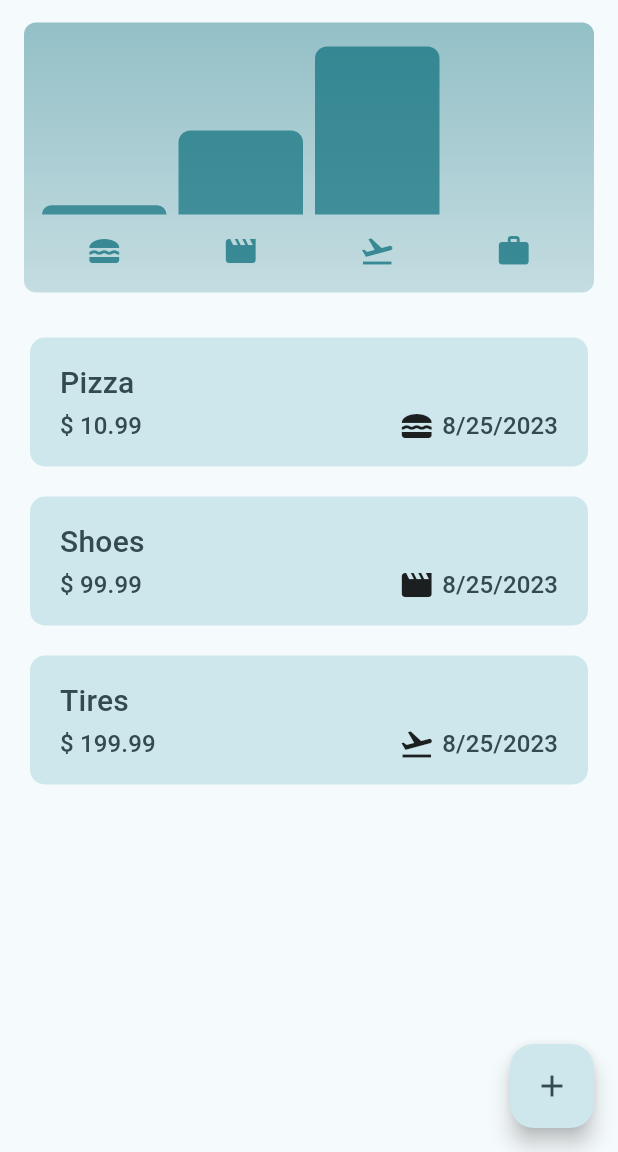
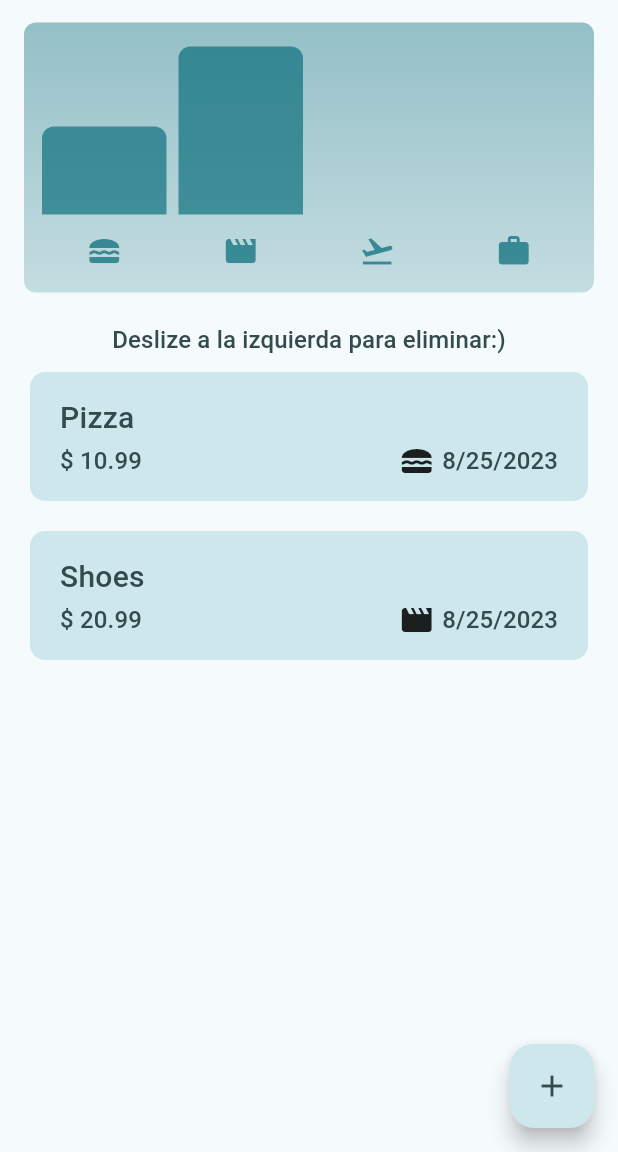
Before and after one commit to gasteac/gastracker, a Flutter app: the screen it shows after launch, on a phone screen of 412 x 824 dp, the part 84-1236 px from its top. Run offline on Flutter 3.47's test engine with Material 3 defaults, Android fonts, the phone set to English and light mode, and no system bars; our stand-ins replace google_fonts.

Commit message:
minor fixes

```diff
--- a/lib/widgets/expenses.dart
+++ b/lib/widgets/expenses.dart
@@ -21,16 +21,11 @@ class _ExpensesState extends State<Expenses> {
     ),
     Expense(
       title: 'Shoes',
-      amount: 99.99,
+      amount: 20.99,
       date: DateTime.now(),
       category: Category.leisure,
     ),
-    Expense(
-      title: 'Tires',
-      amount: 199.99,
-      date: DateTime.now(),
-      category: Category.travel,
-    ),
+
   ];
 
   void _openAddExpenseModal() {
@@ -94,7 +89,9 @@ class _ExpensesState extends State<Expenses> {
       ),
       body: Column(
         children: [
+
           Chart(expenses: _registeredExpenses),
+          Text("Deslize a la izquierda para eliminar:)", style: Theme.of(context).textTheme.titleSmall),
           Expanded(child: mainContent),
 
         ],
```
